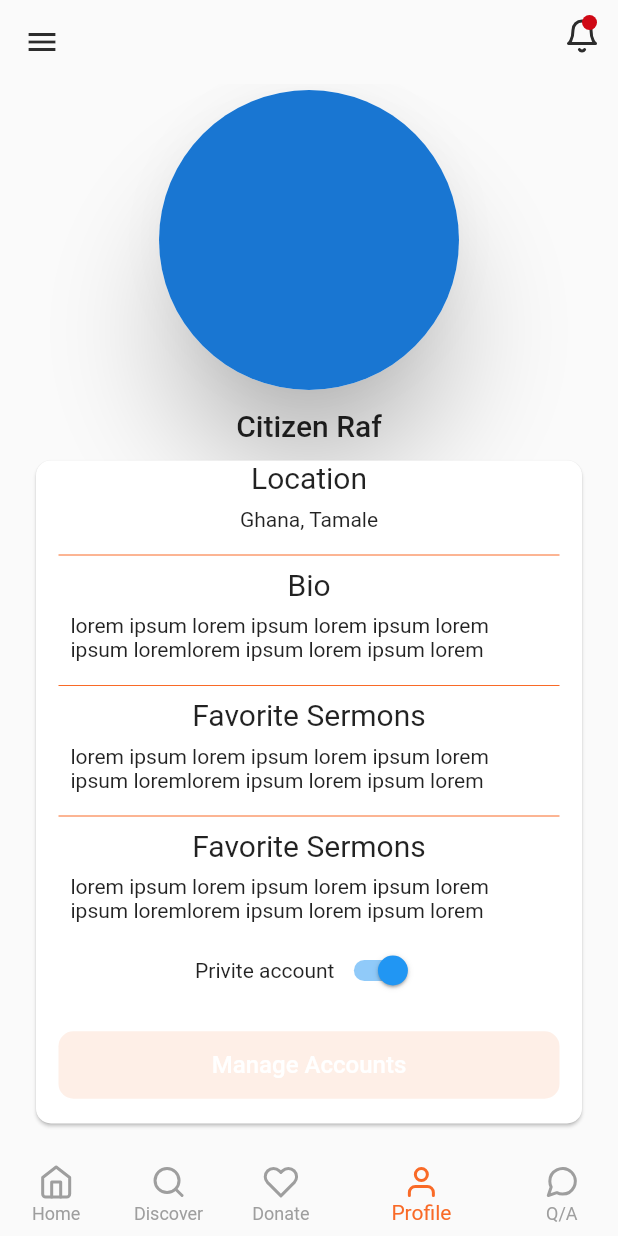
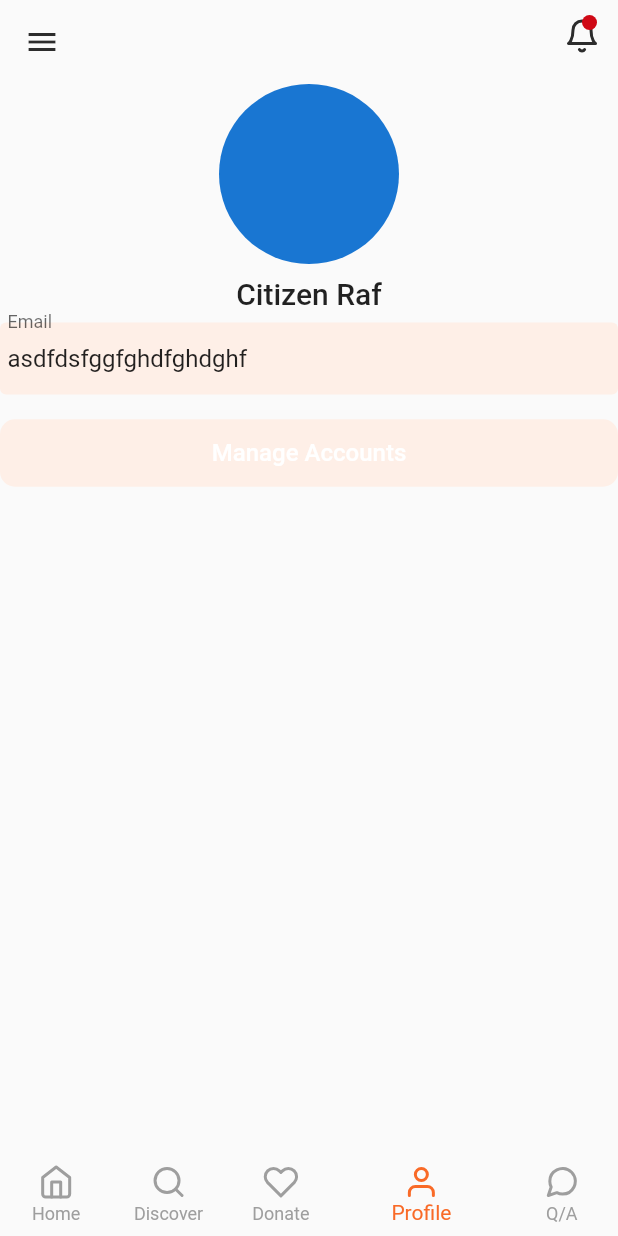
Before and after one commit to Aburafik/Ilm-online, a Flutter app: the HomeVC screen opened by its route, item 4 of the bottom bar chosen, on a phone screen of 412 x 824 dp. Run offline on Flutter 3.47's test engine with Material 2 defaults, Android fonts, the phone set to English and light mode, and no system bars; our stand-ins replace cloud_firestore, firebase_auth, firebase_core, flutter_easyloading, flutter_feather_icons and 2 more; missing offline and left inert: dart:ffi, scroll_navigation; accounts and stored records are empty.

Commit message:
Edit profile

```diff
--- a/lib/Components/text_form.dart
+++ b/lib/Components/text_form.dart
@@ -30,3 +30,35 @@ class TextFormFieldComponent extends StatelessWidget {
     );
   }
 }
+
+class ProfileViewTextFormFieldComponent extends StatelessWidget {
+  ProfileViewTextFormFieldComponent(
+      {Key? key, this.labelText, this.textEditingController})
+      : super(key: key);
+  TextEditingController? textEditingController;
+  String? labelText = "";
+  @override
+  Widget build(BuildContext context) {
+    return TextFormField(
+      controller: textEditingController,
+      validator: (value) {
+        if (value!.isEmpty) {
+          return "Please $labelText is required";
+        }
+        return null;
+      },
+      decoration: InputDecoration(
+        contentPadding: EdgeInsets.symmetric(vertical: 5,horizontal: 5),
+        labelText: labelText,
+        filled: true,
+        fillColor: LIGHT_YELLOW_COLOR,
+        // hintStyle: TextStyle(color: Colors.white),
+        enabledBorder: const OutlineInputBorder(borderSide: BorderSide.none),
+        focusedBorder: const OutlineInputBorder(borderSide: BorderSide.none),
+        errorBorder: const OutlineInputBorder(borderSide: BorderSide.none),
+        focusedErrorBorder:
+            const OutlineInputBorder(borderSide: BorderSide.none),
+      ),
+    );
+  }
+}
--- a/lib/Views/home/home_view.dart
+++ b/lib/Views/home/home_view.dart
@@ -12,12 +12,12 @@ import 'package:ilm_online_app/providers/user_provider.dart';
 import 'package:provider/provider.dart';
 
 class HomeVC extends StatelessWidget {
-  List<Widget> pages = const [
-    HomeCategoryVC(),
-    DiscoverVC(),
-    DonateVC(),
+  List<Widget> pages = [
+    const HomeCategoryVC(),
+    const DiscoverVC(),
+    const DonateVC(),
     ProfileVC(),
-    QuestionsAndAnswersVC()
+    const QuestionsAndAnswersVC()
   ];
 
   HomeVC({Key? key}) : super(key: key);
--- a/lib/Views/profile/profile_view.dart
+++ b/lib/Views/profile/profile_view.dart
@@ -1,9 +1,12 @@
 import 'package:flutter/material.dart';
 import 'package:ilm_online_app/Components/commons/common_button.dart';
+import 'package:ilm_online_app/Components/text_form.dart';
 import 'package:ilm_online_app/Components/utils/color_theme.dart';
 
 class ProfileVC extends StatelessWidget {
-  const ProfileVC({Key? key}) : super(key: key);
+  ProfileVC({Key? key}) : super(key: key);
+
+  TextEditingController emailController = TextEditingController(text: "asdfdsfggfghdfghdghf");
 
   @override
   Widget build(BuildContext context) {
@@ -12,14 +15,8 @@ class ProfileVC extends StatelessWidget {
         child: Column(
           // crossAxisAlignment: CrossAxisAlignment.center,
           children: [
-            Card(
-              elevation: 30,
-              shape: RoundedRectangleBorder(
-                borderRadius: BorderRadius.circular(100),
-              ),
-              child: CircleAvatar(
-                radius: 100,
-              ),
+            const CircleAvatar(
+              radius: 60,
             ),
             Padding(
               padding: const EdgeInsets.all(8.0),
@@ -31,78 +28,9 @@ class ProfileVC extends StatelessWidget {
                     .copyWith(fontSize: 20),
               ),
             ),
-            Padding(
-              padding: const EdgeInsets.symmetric(horizontal: 20.0),
-              child: Card(
-                shape: RoundedRectangleBorder(
-              borderRadius: BorderRadius.circular(10),
-                ),
-                child: Padding(
-              padding: const EdgeInsets.symmetric(horizontal: 15),
-              child: Column(
-                children: [
-                  Text(
-                    "Location",
-                    style: Theme.of(context)
-                        .textTheme
-                        .bodyText2!
-                        .copyWith(fontSize: 20),
-                  ),
-                  Padding(
-                    padding: const EdgeInsets.all(8.0),
-                    child: Text("Ghana, Tamale"),
-                  ),
-                  Divider(
-                    color: PRIMARY_COLOR,
-                  ),
-                  Text(
-                    "Bio",
-                    style: Theme.of(context)
-                        .textTheme
-                        .bodyText2!
-                        .copyWith(fontSize: 20),
-                  ),
-                  Padding(
-                    padding: const EdgeInsets.all(8.0),
-                    child: Text(
-                        "lorem ipsum lorem ipsum lorem ipsum lorem ipsum loremlorem ipsum lorem ipsum lorem "),
-                  ),
-                  Divider(
-                    color: PRIMARY_COLOR,
-                  ),
-                  Text(
-                    "Favorite Sermons",
-                    style: Theme.of(context)
-                        .textTheme
-                        .bodyText2!
-                        .copyWith(fontSize: 20),
-                  ),
-                  Padding(
-                    padding: const EdgeInsets.all(8.0),
-                    child: Text(
-                        "lorem ipsum lorem ipsum lorem ipsum lorem ipsum loremlorem ipsum lorem ipsum lorem "),
-                  ),
-                  Divider(
-                    color: PRIMARY_COLOR,
-                  ),
-                  Text(
-                    "Favorite Sermons",
-                    style: Theme.of(context)
-                        .textTheme
-                        .bodyText2!
-                        .copyWith(fontSize: 20),
-                  ),
-                  Padding(
-                    padding: const EdgeInsets.all(8.0),
-                    child: Text(
-                        "lorem ipsum lorem ipsum lorem ipsum lorem ipsum loremlorem ipsum lorem ipsum lorem "),
-                  ),
-                  Row(
-                    mainAxisAlignment: MainAxisAlignment.center,
-                    children: [
-                      Text("Privite account"),
-                      Switch(value: true, onChanged: (value) {})
-                    ],
+            ProfileViewTextFormFieldComponent(
+              labelText: "Email",
+              textEditingController: emailController,
             ),
             commonButton(
               butttonColor: Color(0xffFEEFE7),
@@ -115,11 +43,6 @@ class ProfileVC extends StatelessWidget {
           ],
         ),
       ),
-              ),
-            )
-          ],
-        ),
-      ),
     );
   }
 }
--- a/lib/app.dart
+++ b/lib/app.dart
@@ -30,7 +30,7 @@ class MyApp extends StatelessWidget {
           "/Sign-in-Screen": (context) => const SignInVC(),
           "/Sign-up-Screen": (context) => const SignUpVC(),
           "/Home-Screen": (context) => HomeVC(),
-          "/Profile-Screen": (context) => const ProfileVC(),
+          "/Profile-Screen": (context) => ProfileVC(),
         });
   }
 }
```
Lines whose indentation alone changed are shown as unchanged.
